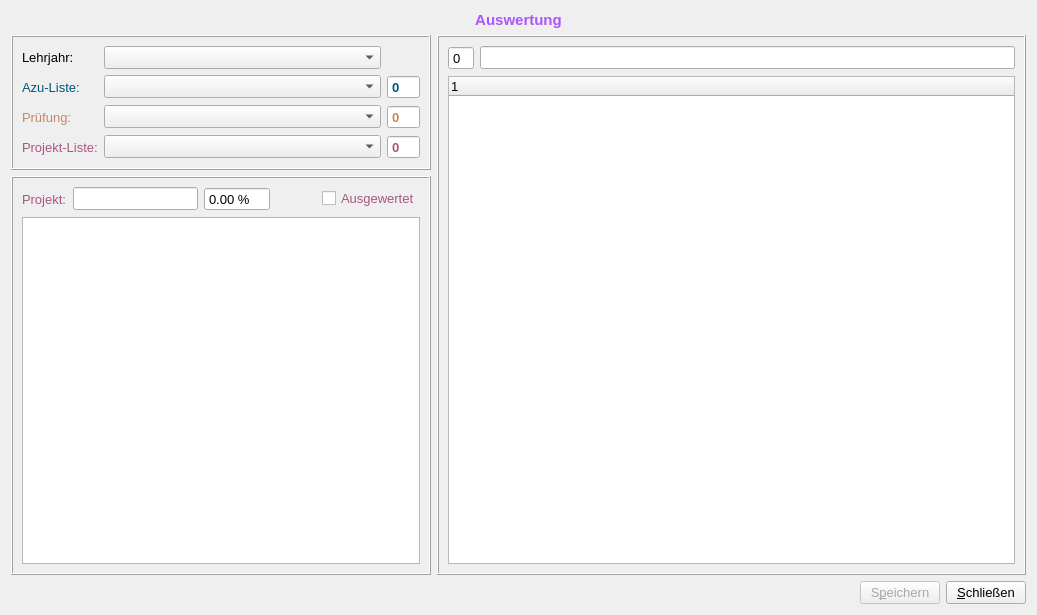
Qt form formevaluation.ui (fasa1964/fshkap) before a commit.
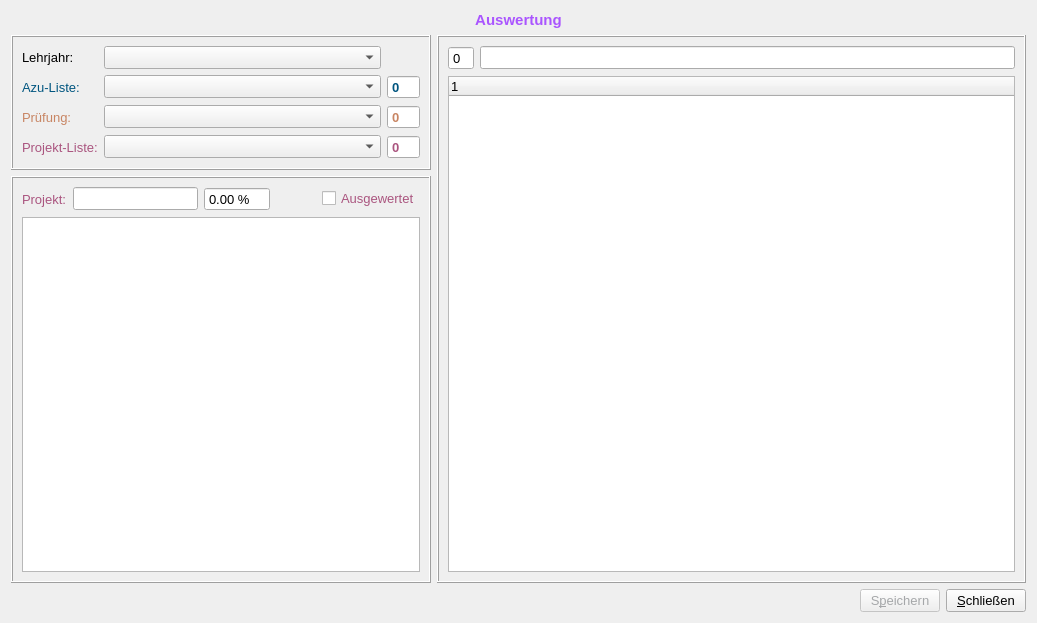
The same form after that commit.

The edit to the form file:
```diff
--- a/formevaluation.ui
+++ b/formevaluation.ui
@@ -7,7 +7,7 @@
     <x>0</x>
     <y>0</y>
     <width>1037</width>
-    <height>615</height>
+    <height>623</height>
    </rect>
   </property>
   <property name="font">
```
